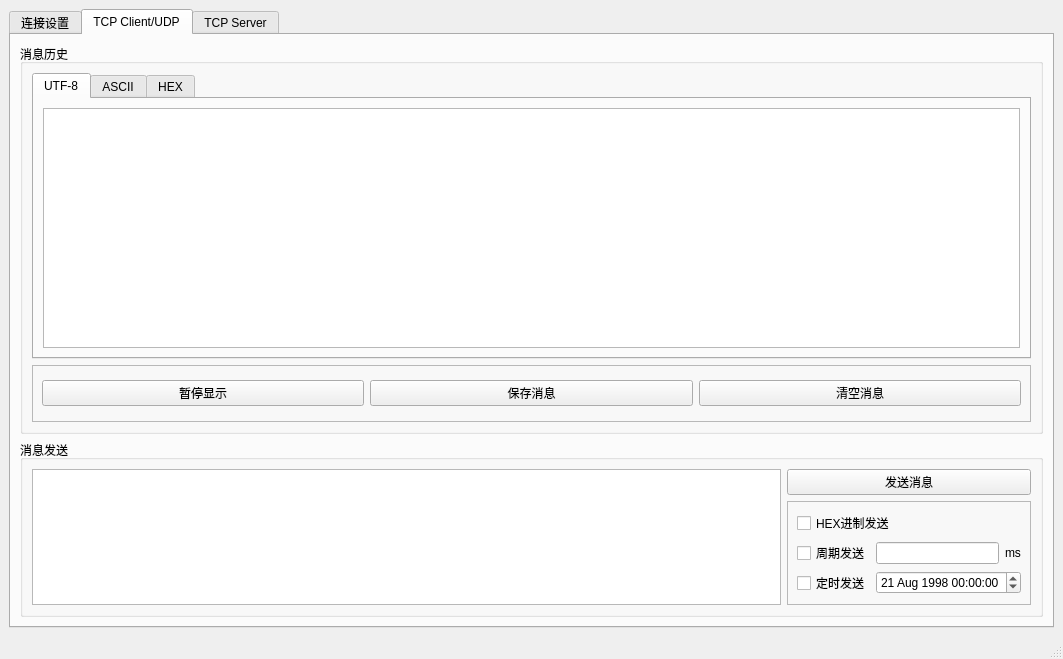
Qt form mainwindow.ui (SimonYen/qtelnet) before a commit.
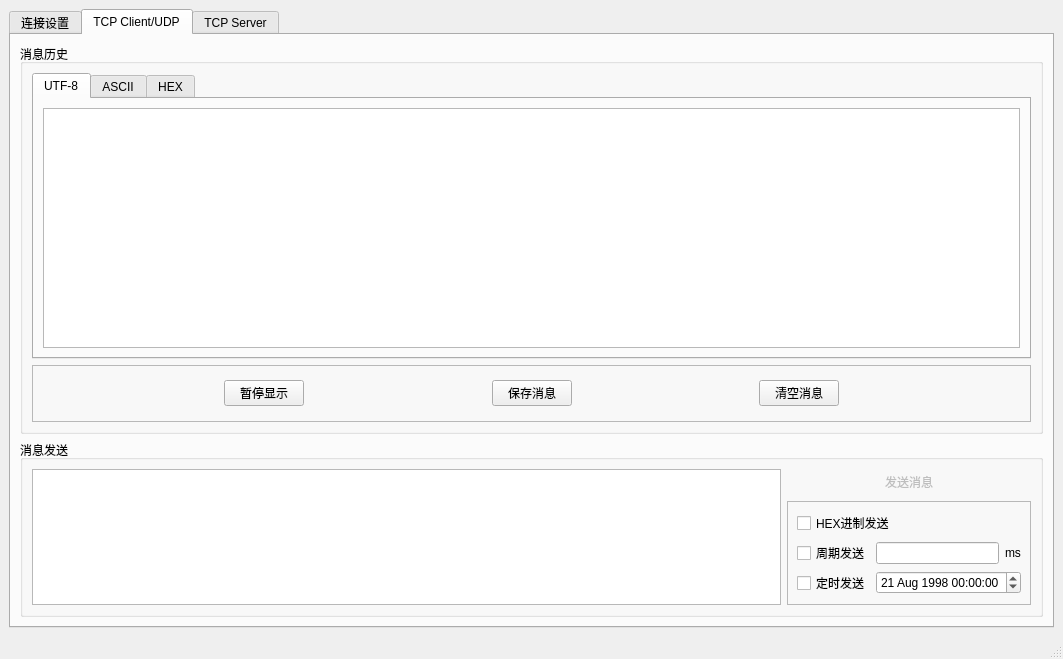
The same form after that commit. The open tabs and pages were chosen to show the change. Icons and pictures are not drawn.

```diff
--- a/mainwindow.ui
+++ b/mainwindow.ui
@@ -351,6 +351,19 @@
                     <enum>QFrame::Shadow::Raised</enum>
                    </property>
                    <layout class="QHBoxLayout" name="horizontalLayout_10">
+                    <item>
+                     <spacer name="horizontalSpacer_11">
+                      <property name="orientation">
+                       <enum>Qt::Orientation::Horizontal</enum>
+                      </property>
+                      <property name="sizeHint" stdset="0">
+                       <size>
+                        <width>40</width>
+                        <height>20</height>
+                       </size>
+                      </property>
+                     </spacer>
+                    </item>
                     <item>
                      <widget class="QPushButton" name="clientDisplayButton">
                       <property name="text">
@@ -362,6 +375,19 @@
                       </property>
                      </widget>
                     </item>
+                    <item>
+                     <spacer name="horizontalSpacer_13">
+                      <property name="orientation">
+                       <enum>Qt::Orientation::Horizontal</enum>
+                      </property>
+                      <property name="sizeHint" stdset="0">
+                       <size>
+                        <width>40</width>
+                        <height>20</height>
+                       </size>
+                      </property>
+                     </spacer>
+                    </item>
                     <item>
                      <widget class="QPushButton" name="clientSaveMessageButton">
                       <property name="text">
@@ -373,6 +399,19 @@
                       </property>
                      </widget>
                     </item>
+                    <item>
+                     <spacer name="horizontalSpacer_14">
+                      <property name="orientation">
+                       <enum>Qt::Orientation::Horizontal</enum>
+                      </property>
+                      <property name="sizeHint" stdset="0">
+                       <size>
+                        <width>40</width>
+                        <height>20</height>
+                       </size>
+                      </property>
+                     </spacer>
+                    </item>
                     <item>
                      <widget class="QPushButton" name="clientClearMessageButton">
                       <property name="text">
@@ -384,6 +423,19 @@
                       </property>
                      </widget>
                     </item>
+                    <item>
+                     <spacer name="horizontalSpacer_12">
+                      <property name="orientation">
+                       <enum>Qt::Orientation::Horizontal</enum>
+                      </property>
+                      <property name="sizeHint" stdset="0">
+                       <size>
+                        <width>40</width>
+                        <height>20</height>
+                       </size>
+                      </property>
+                     </spacer>
+                    </item>
                    </layout>
                   </widget>
                  </item>
@@ -444,6 +496,15 @@
                   <layout class="QGridLayout" name="gridLayout_5" rowstretch="1,1">
                    <item row="0" column="0">
                     <widget class="QPushButton" name="clientSendMessageButton">
+                     <property name="enabled">
+                      <bool>false</bool>
+                     </property>
+                     <property name="sizePolicy">
+                      <sizepolicy hsizetype="Preferred" vsizetype="Preferred">
+                       <horstretch>0</horstretch>
+                       <verstretch>0</verstretch>
+                      </sizepolicy>
+                     </property>
                      <property name="text">
                       <string>发送消息</string>
                      </property>
@@ -451,6 +512,9 @@
                       <iconset resource="icons.qrc">
                        <normaloff>:/logo/icons/纸飞机.png</normaloff>:/logo/icons/纸飞机.png</iconset>
                      </property>
+                     <property name="flat">
+                      <bool>true</bool>
+                     </property>
                     </widget>
                    </item>
                    <item row="1" column="0">
```
Left out of the diff: 2 changed lines with no effect on the pictures.
